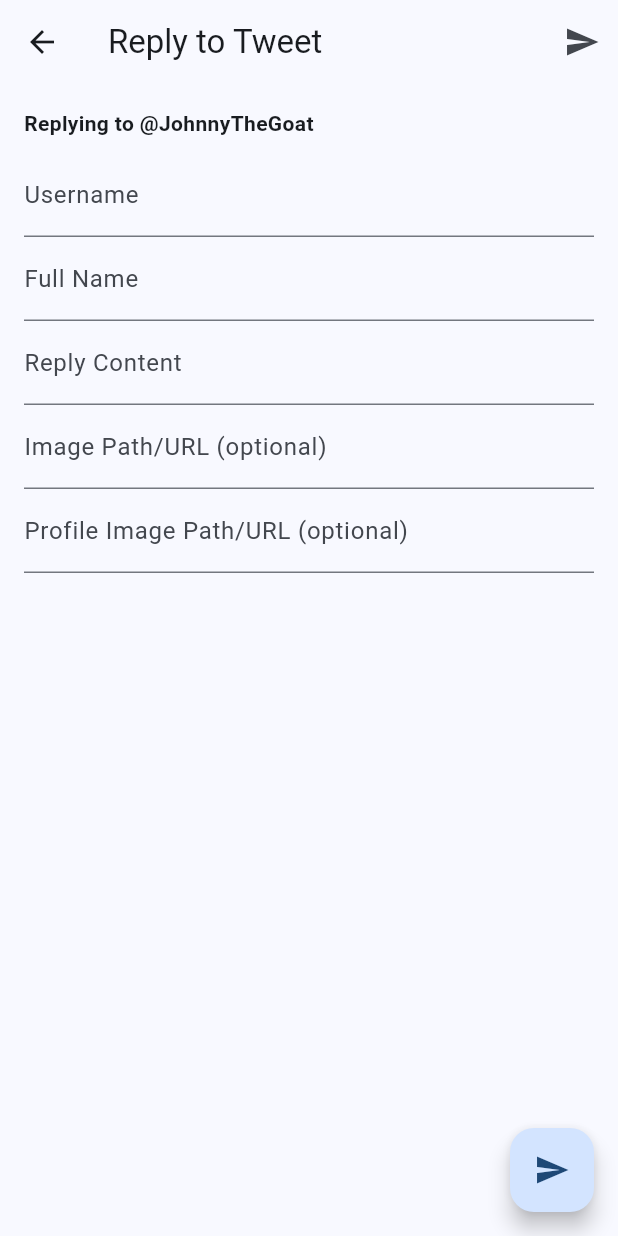
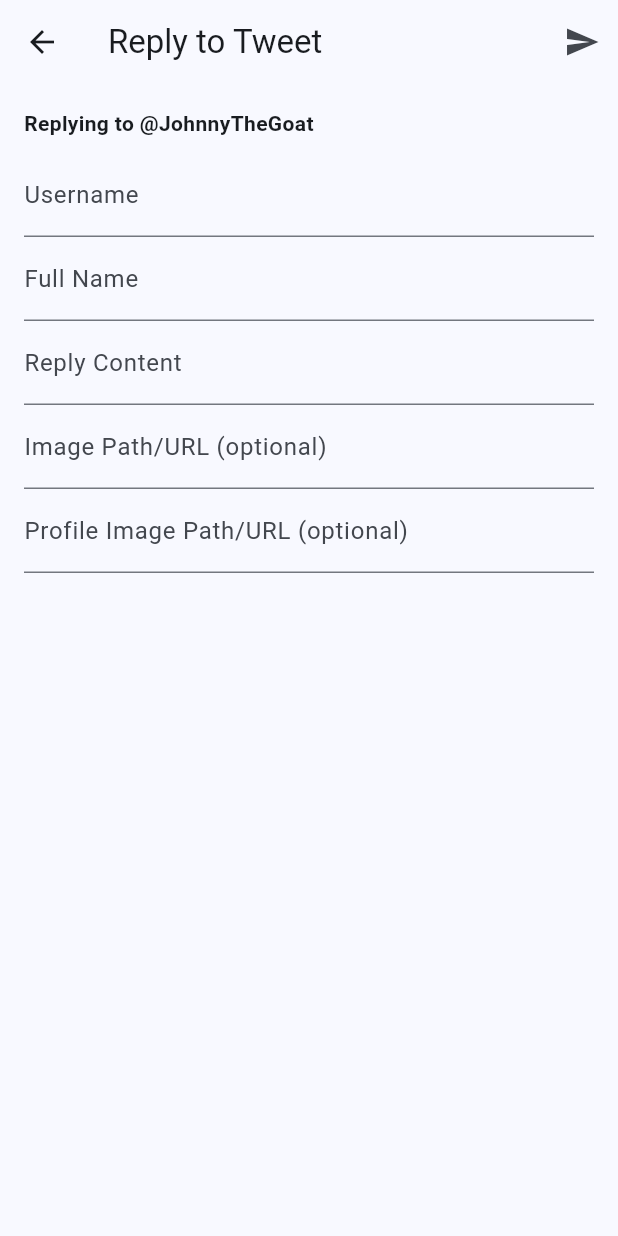
Before and after one commit to HarshPanchal01/Mobile-Devices, a Flutter app: the screen it shows after launch, after a tap on the "comment" icon, on a phone screen of 412 x 824 dp. Run offline on Flutter 3.47's test engine with Material 3 defaults, Android fonts, the light colour scheme and no system bars.

Commit message:
merged with mac

```diff
--- a/lab03_04/lib/reply_page.dart
+++ b/lab03_04/lib/reply_page.dart
@@ -87,10 +87,6 @@ class _ReplyPageState extends State<ReplyPage> {
           ],
         ),
       ),
-      floatingActionButton: FloatingActionButton(
-        onPressed: _submitReply,
-        child: const Icon(Icons.send),
-      ),
     );
   }
 }
```
